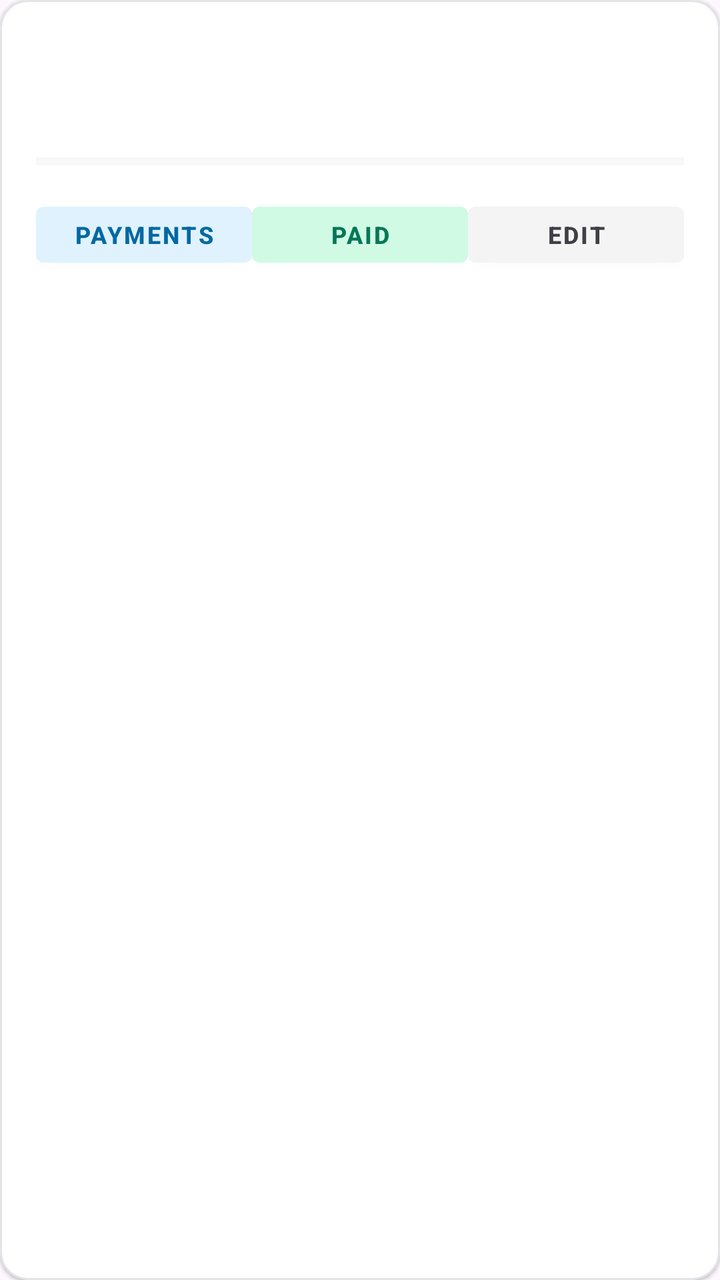
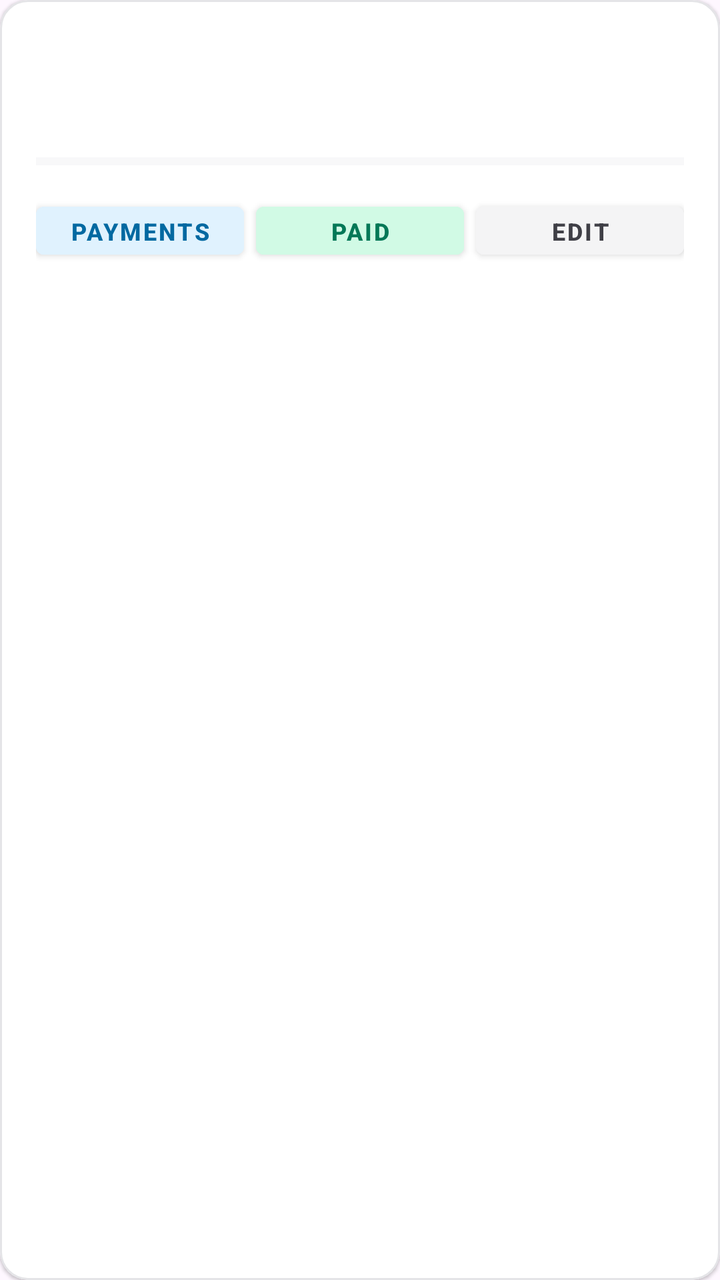

Before-and-after screenshots of an Android layout around one commit, followed by the original layout XML and the change that was made.
<!-- AndroidManifest.xml: application theme Theme.LoanBuddy -->
<!-- res/layout/item_loan.xml -->
<?xml version="1.0" encoding="utf-8"?>
<com.google.android.material.card.MaterialCardView
    xmlns:android="http://schemas.android.com/apk/res/android"
    xmlns:app="http://schemas.android.com/apk/res-auto"
    android:layout_width="match_parent"
    android:layout_height="wrap_content"
    android:layout_marginHorizontal="16dp"
    android:layout_marginVertical="8dp"
    app:cardBackgroundColor="@color/bg_card"
    app:cardCornerRadius="14dp"
    app:cardElevation="1dp"
    app:strokeColor="@color/zinc_200"
    app:strokeWidth="1dp">

    <LinearLayout
        android:layout_width="match_parent"
        android:layout_height="wrap_content"
        android:orientation="vertical"
        android:padding="18dp">

        
        <LinearLayout
            android:layout_width="match_parent"
            android:layout_height="wrap_content"
            android:orientation="horizontal"
            android:gravity="center_vertical"
            android:layout_marginBottom="12dp">

            <LinearLayout
                android:layout_width="0dp"
                android:layout_height="wrap_content"
                android:layout_weight="1"
                android:orientation="vertical">

                <TextView
                    android:id="@+id/borrower_name"
                    android:layout_width="wrap_content"
                    android:layout_height="wrap_content"
                    android:textColor="@color/zinc_900"
                    android:textSize="16sp"
                    android:textStyle="bold"
                    android:maxLines="1"
                    android:ellipsize="end" />

                <LinearLayout
                    android:layout_width="wrap_content"
                    android:layout_height="wrap_content"
                    android:orientation="horizontal"
                    android:layout_marginTop="6dp"
                    android:gravity="center_vertical">

                    <TextView
                        android:id="@+id/status_badge"
                        android:layout_width="wrap_content"
                        android:layout_height="wrap_content"
                        android:paddingHorizontal="8dp"
                        android:paddingVertical="3dp"
                        android:textSize="11sp"
                        android:textStyle="bold" />

                    <TextView
                        android:id="@+id/date_lent"
                        android:layout_width="wrap_content"
                        android:layout_height="wrap_content"
                        android:layout_marginStart="10dp"
                        android:textColor="@color/zinc_500"
                        android:textSize="12sp" />
                </LinearLayout>
            </LinearLayout>

            <LinearLayout
                android:layout_width="wrap_content"
                android:layout_height="wrap_content"
                android:orientation="vertical"
                android:gravity="end"
                android:layout_marginStart="12dp">

                <TextView
                    android:id="@+id/loan_amount"
                    android:layout_width="wrap_content"
                    android:layout_height="wrap_content"
                    android:textColor="@color/zinc_900"
                    android:textSize="16sp"
                    android:textStyle="bold" />

                <TextView
                    android:id="@+id/remaining"
                    android:layout_width="wrap_content"
                    android:layout_height="wrap_content"
                    android:textColor="@color/rose_600"
                    android:textSize="12sp"
                    android:layout_marginTop="4dp" />
            </LinearLayout>
        </LinearLayout>

        
        <TextView
            android:id="@+id/due_date"
            android:layout_width="wrap_content"
            android:layout_height="wrap_content"
            android:textColor="@color/rose_600"
            android:textSize="12sp"
            android:layout_marginBottom="12dp"
            android:visibility="gone" />

        
        <ProgressBar
            android:id="@+id/progress_bar"
            style="@style/Widget.AppCompat.ProgressBar.Horizontal"
            android:layout_width="match_parent"
            android:layout_height="5dp"
            android:max="100"
            android:progressTint="@color/emerald_500"
            android:progressBackgroundTint="@color/zinc_200"
            android:layout_marginBottom="14dp" />

        
        <LinearLayout
            android:layout_width="match_parent"
            android:layout_height="wrap_content"
            android:orientation="horizontal"
            android:weightSum="3"
            android:spacing="8dp">

            <Button
                android:id="@+id/btn_payments"
                android:layout_width="0dp"
                android:layout_height="40dp"
                android:layout_weight="1"
                android:backgroundTint="@color/sky_100"
                android:text="Payments"
                android:textColor="@color/sky_700"
                android:textSize="12sp"
                android:textStyle="bold"
                style="@style/Widget.MaterialComponents.Button" />

            <Button
                android:id="@+id/btn_toggle_paid"
                android:layout_width="0dp"
                android:layout_height="40dp"
                android:layout_weight="1"
                android:backgroundTint="@color/emerald_100"
                android:text="Paid"
                android:textColor="@color/emerald_700"
                android:textSize="12sp"
                android:textStyle="bold"
                style="@style/Widget.MaterialComponents.Button" />

            <Button
                android:id="@+id/btn_edit"
                android:layout_width="0dp"
                android:layout_height="40dp"
                android:layout_weight="1"
                android:backgroundTint="@color/zinc_100"
                android:text="Edit"
                android:textColor="@color/zinc_700"
                android:textSize="12sp"
                android:textStyle="bold"
                style="@style/Widget.MaterialComponents.Button" />
        </LinearLayout>
    </LinearLayout>
</com.google.android.material.card.MaterialCardView>
<!-- resources referenced by this layout -->
<resources>
  <color name="bg_card">#FFFFFF</color>
  <color name="emerald_100">#D1FAE5</color>
  <color name="emerald_500">#10B981</color>
  <color name="emerald_700">#047857</color>
  <color name="rose_600">#E11D48</color>
  <color name="sky_100">#E0F2FE</color>
  <color name="sky_700">#0369A1</color>
  <color name="zinc_100">#F4F4F5</color>
  <color name="zinc_200">#E4E4E7</color>
  <color name="zinc_500">#71717A</color>
  <color name="zinc_700">#3F3F46</color>
  <color name="zinc_900">#18181B</color>
  <style name="Theme.LoanBuddy" parent="Base.Theme.LoanBuddy" />
  <style name="Base.Theme.LoanBuddy" parent="Theme.Material3.DayNight.NoActionBar">
          
          
      </style>
</resources>

<!-- the commit's change to res/layout/item_loan.xml (unified diff, before → after) -->
@@ -118,15 +118,14 @@
         <LinearLayout
             android:layout_width="match_parent"
             android:layout_height="wrap_content"
-            android:orientation="horizontal"
-            android:weightSum="3"
-            android:spacing="8dp">
+            android:orientation="horizontal">
 
             <Button
                 android:id="@+id/btn_payments"
                 android:layout_width="0dp"
-                android:layout_height="40dp"
+                android:layout_height="36dp"
                 android:layout_weight="1"
+                android:layout_marginEnd="4dp"
                 android:backgroundTint="@color/sky_100"
                 android:text="Payments"
                 android:textColor="@color/sky_700"
@@ -137,8 +136,9 @@
             <Button
                 android:id="@+id/btn_toggle_paid"
                 android:layout_width="0dp"
-                android:layout_height="40dp"
+                android:layout_height="36dp"
                 android:layout_weight="1"
+                android:layout_marginHorizontal="2dp"
                 android:backgroundTint="@color/emerald_100"
                 android:text="Paid"
                 android:textColor="@color/emerald_700"
@@ -149,8 +149,9 @@
             <Button
                 android:id="@+id/btn_edit"
                 android:layout_width="0dp"
-                android:layout_height="40dp"
+                android:layout_height="36dp"
                 android:layout_weight="1"
+                android:layout_marginStart="4dp"
                 android:backgroundTint="@color/zinc_100"
                 android:text="Edit"
                 android:textColor="@color/zinc_700"
<!-- resource entries referenced after the edit -->
@@ -13,9 +13,6 @@
   <color name="zinc_700">#3F3F46</color>
   <color name="zinc_900">#18181B</color>
   <style name="Theme.LoanBuddy" parent="Base.Theme.LoanBuddy" />
-  <style name="Base.Theme.LoanBuddy" parent="Theme.Material3.DayNight.NoActionBar">
-          
-          
-      </style>
+  <style name="Base.Theme.LoanBuddy" parent="Theme.Material3.DayNight.NoActionBar" />
 </resources>
 
